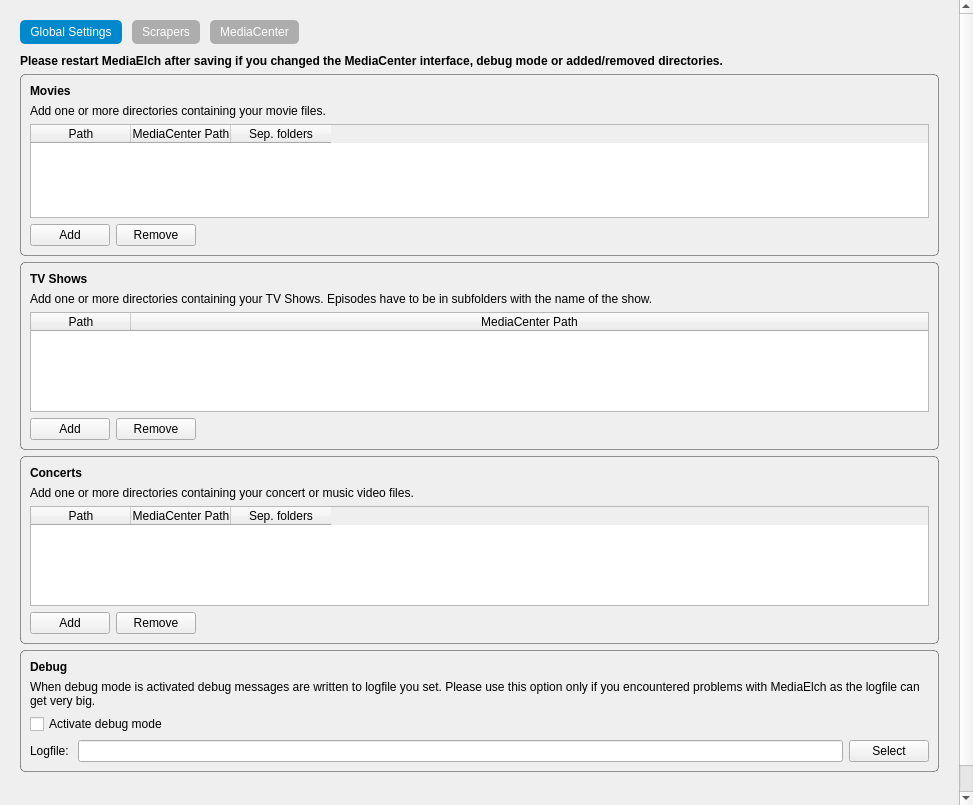
The window that settings/SettingsWidget.ui (Komet/MediaElch) describes before a commit, drawn with Qt 5.
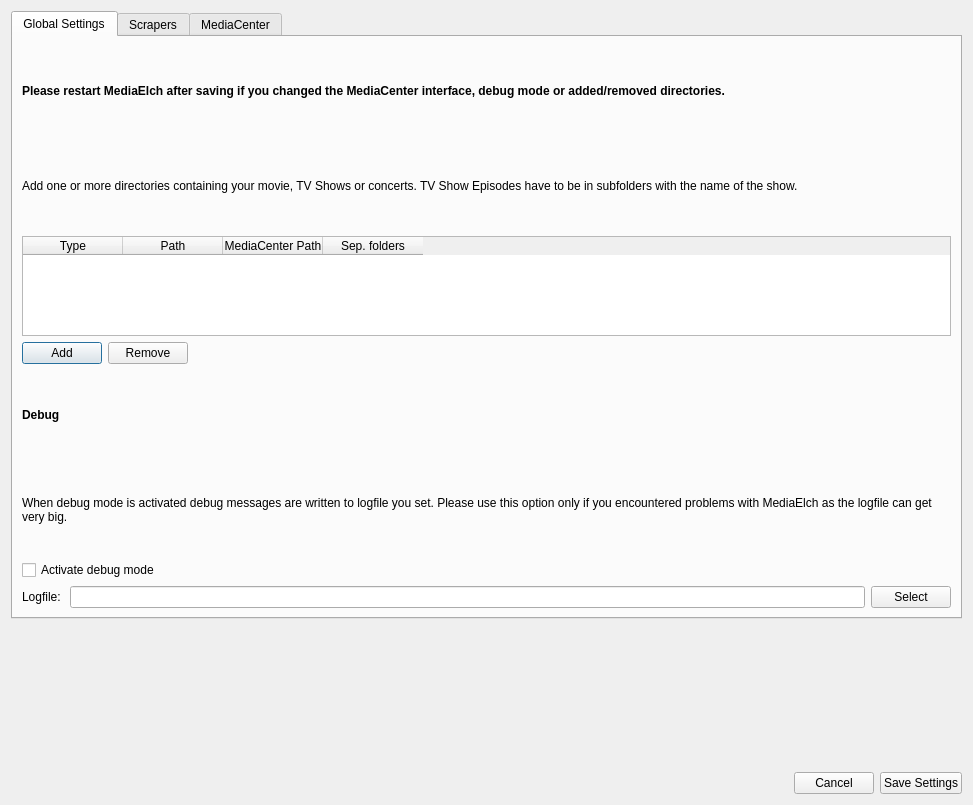
The same window after the commit. Icons and pictures are not drawn.

Commit message: Made settings a dialog

Diff of the .ui file:
```diff
--- a/settings/SettingsWidget.ui
+++ b/settings/SettingsWidget.ui
@@ -1,7 +1,10 @@
 <?xml version="1.0" encoding="UTF-8"?>
 <ui version="4.0">
  <class>SettingsWidget</class>
- <widget class="QWidget" name="SettingsWidget">
+ <widget class="QDialog" name="SettingsWidget">
+  <property name="windowModality">
+   <enum>Qt::WindowModal</enum>
+  </property>
   <property name="geometry">
    <rect>
     <x>0</x>
@@ -11,47 +14,23 @@
    </rect>
   </property>
   <property name="windowTitle">
-   <string>Form</string>
+   <string>Settings</string>
   </property>
   <property name="styleSheet">
-   <string notr="true">#scrollAreaWidgetContents_2 {
-	background-image: url(:/img/pattern2.png);
-}</string>
+   <string notr="true"/>
   </property>
-  <layout class="QVBoxLayout" name="verticalLayout">
-   <property name="margin">
-    <number>0</number>
-   </property>
-   <item>
-    <widget class="QScrollArea" name="scrollArea">
-     <property name="styleSheet">
-      <string notr="true">QScrollArea {
-	border: 0;
-}</string>
-     </property>
-     <property name="widgetResizable">
+  <property name="modal">
       <bool>true</bool>
      </property>
-     <widget class="QWidget" name="scrollAreaWidgetContents_2">
-      <property name="geometry">
-       <rect>
-        <x>0</x>
-        <y>0</y>
-        <width>958</width>
-        <height>1001</height>
-       </rect>
-      </property>
-      <layout class="QVBoxLayout" name="verticalLayout_14">
-       <property name="margin">
-        <number>20</number>
-       </property>
+  <layout class="QVBoxLayout" name="verticalLayout" stretch="0,1,0">
        <item>
         <widget class="QTabWidget" name="tabWidget">
          <property name="focusPolicy">
           <enum>Qt::NoFocus</enum>
          </property>
          <property name="styleSheet">
-          <string notr="true">QTabWidget::tab-bar {
+      <string notr="true">/*
+QTabWidget::tab-bar {
 	left: 0px;
 }
 
@@ -67,7 +46,6 @@
 }
 
 QTabBar:tab {
-/*	border: 1px solid rgba(0, 0, 0, 100);*/
 	padding: 5px;
 	padding-left: 10px;
 	padding-right: 10px;
@@ -79,8 +57,6 @@
 }
 
 QTabBar::tab:hover {
-/*	background-color: #eeeeee;
-	color: #005580;*/
 	background-color: rgba(0, 0, 0, 90);
 	color: rgb(255, 255, 255);
 }
@@ -90,54 +66,6 @@
 	color: rgb(255, 255, 255);
 }
 
-
-/*
-QTabWidget::pane {
-	border: 1px solid rgba(0, 0, 0, 100);
-	border-radius: 5px;
-}
-
-QTabBar:tab {
-	background-color: rgb(220, 220, 220);
-	border: 1px solid rgba(0, 0, 0, 100);
-	padding: 5px;
-	padding-left: 10px;
-	padding-right: 10px;
-	border-top-left-radius: 5px;
-	border-top-right-radius: 5px;
-}
-
-QTabWidget::tab-bar {
-	left: 10px;
-	top: 1px;
-}
-
-QTabBar::tab:selected {
-	background-color: rgb(240, 240, 240);
-	border-bottom: 1px solid rgba(255, 255, 255, 200);
-    margin-left: -4px;
-    margin-right: -4px;
-}
-
-QTabBar::tab:first:selected {
-	margin-left: 0;
-}
-
-QTabBar::tab:last:selected {
-	margin-right: 0;
-}
-*/
-/*
-#widget,
-#widget_2,
-#widget_3,
-#widget_4,
-#widget_5
-{
-	background-color: rgb(240, 240, 240);
-	border-radius: 5px;
-}
-
 */</string>
          </property>
          <property name="tabPosition">
@@ -153,10 +81,7 @@
           <attribute name="title">
            <string>Global Settings</string>
           </attribute>
-          <layout class="QVBoxLayout" name="verticalLayout_2" stretch="0,1,1,0,0">
-           <property name="margin">
-            <number>0</number>
-           </property>
+      <layout class="QVBoxLayout" name="verticalLayout_2" stretch="0,0,0,0,0,0,0,0">
            <item>
             <widget class="QLabel" name="label_12">
              <property name="font">
@@ -174,36 +99,17 @@
             </widget>
            </item>
            <item>
-            <widget class="QGroupBox" name="groupBox">
-             <property name="title">
-              <string/>
-             </property>
-             <layout class="QVBoxLayout" name="verticalLayout_3">
-              <item>
-               <widget class="QLabel" name="labelMovies">
-                <property name="font">
-                 <font>
-                  <weight>75</weight>
-                  <bold>true</bold>
-                 </font>
-                </property>
-                <property name="text">
-                 <string>Movies</string>
-                </property>
-                <property name="alignment">
-                 <set>Qt::AlignLeading|Qt::AlignLeft|Qt::AlignTop</set>
-                </property>
-               </widget>
-              </item>
-              <item>
                <widget class="QLabel" name="label">
                 <property name="text">
-                 <string>Add one or more directories containing your movie files.</string>
+          <string>Add one or more directories containing your movie, TV Shows or concerts. TV Show Episodes have to be in subfolders with the name of the show.</string>
+         </property>
+         <property name="wordWrap">
+          <bool>true</bool>
                 </property>
                </widget>
               </item>
               <item>
-               <widget class="QTableWidget" name="movieDirs">
+        <widget class="QTableWidget" name="dirs">
                 <property name="maximumSize">
                  <size>
                   <width>16777215</width>
@@ -216,6 +122,11 @@
                 <attribute name="verticalHeaderVisible">
                  <bool>false</bool>
                 </attribute>
+         <column>
+          <property name="text">
+           <string>Type</string>
+          </property>
+         </column>
                 <column>
                  <property name="text">
                   <string>Path</string>
@@ -236,14 +147,14 @@
               <item>
                <layout class="QHBoxLayout" name="horizontalLayout">
                 <item>
-                 <widget class="QPushButton" name="buttonAddMovieDir">
+          <widget class="QPushButton" name="buttonAddDir">
                   <property name="text">
                    <string>Add</string>
                   </property>
                  </widget>
                 </item>
                 <item>
-                 <widget class="QPushButton" name="buttonRemoveMovieDir">
+          <widget class="QPushButton" name="buttonRemoveDir">
                   <property name="text">
                    <string>Remove</string>
                   </property>
@@ -264,195 +175,6 @@
                 </item>
                </layout>
               </item>
-             </layout>
-            </widget>
-           </item>
-           <item>
-            <widget class="QGroupBox" name="groupBox_3">
-             <property name="title">
-              <string/>
-             </property>
-             <layout class="QVBoxLayout" name="verticalLayout_7">
-              <item>
-               <widget class="QLabel" name="labelTvShows">
-                <property name="font">
-                 <font>
-                  <weight>75</weight>
-                  <bold>true</bold>
-                 </font>
-                </property>
-                <property name="text">
-                 <string>TV Shows</string>
-                </property>
-               </widget>
-              </item>
-              <item>
-               <widget class="QLabel" name="label_3">
-                <property name="text">
-                 <string>Add one or more directories containing your TV Shows. Episodes have to be in subfolders with the name of the show.</string>
-                </property>
-                <property name="wordWrap">
-                 <bool>true</bool>
-                </property>
-               </widget>
-              </item>
-              <item>
-               <widget class="QTableWidget" name="tvShowDirs">
-                <property name="maximumSize">
-                 <size>
-                  <width>16777215</width>
-                  <height>100</height>
-                 </size>
-                </property>
-                <attribute name="horizontalHeaderStretchLastSection">
-                 <bool>true</bool>
-                </attribute>
-                <attribute name="verticalHeaderVisible">
-                 <bool>false</bool>
-                </attribute>
-                <column>
-                 <property name="text">
-                  <string>Path</string>
-                 </property>
-                </column>
-                <column>
-                 <property name="text">
-                  <string>MediaCenter Path</string>
-                 </property>
-                </column>
-               </widget>
-              </item>
-              <item>
-               <layout class="QHBoxLayout" name="horizontalLayout_3">
-                <item>
-                 <widget class="QPushButton" name="buttonAddTvShowDir">
-                  <property name="text">
-                   <string>Add</string>
-                  </property>
-                 </widget>
-                </item>
-                <item>
-                 <widget class="QPushButton" name="buttonRemoveTvShowDir">
-                  <property name="text">
-                   <string>Remove</string>
-                  </property>
-                 </widget>
-                </item>
-                <item>
-                 <spacer name="horizontalSpacer_2">
-                  <property name="orientation">
-                   <enum>Qt::Horizontal</enum>
-                  </property>
-                  <property name="sizeHint" stdset="0">
-                   <size>
-                    <width>40</width>
-                    <height>20</height>
-                   </size>
-                  </property>
-                 </spacer>
-                </item>
-               </layout>
-              </item>
-             </layout>
-            </widget>
-           </item>
-           <item>
-            <widget class="QGroupBox" name="groupBox_7">
-             <property name="title">
-              <string/>
-             </property>
-             <layout class="QVBoxLayout" name="verticalLayout_17">
-              <item>
-               <widget class="QLabel" name="label_21">
-                <property name="font">
-                 <font>
-                  <weight>75</weight>
-                  <bold>true</bold>
-                 </font>
-                </property>
-                <property name="text">
-                 <string>Concerts</string>
-                </property>
-               </widget>
-              </item>
-              <item>
-               <widget class="QLabel" name="label_22">
-                <property name="text">
-                 <string>Add one or more directories containing your concert or music video files.</string>
-                </property>
-               </widget>
-              </item>
-              <item>
-               <widget class="QTableWidget" name="concertDirs">
-                <property name="maximumSize">
-                 <size>
-                  <width>16777215</width>
-                  <height>100</height>
-                 </size>
-                </property>
-                <attribute name="horizontalHeaderDefaultSectionSize">
-                 <number>100</number>
-                </attribute>
-                <attribute name="verticalHeaderVisible">
-                 <bool>false</bool>
-                </attribute>
-                <column>
-                 <property name="text">
-                  <string>Path</string>
-                 </property>
-                </column>
-                <column>
-                 <property name="text">
-                  <string>MediaCenter Path</string>
-                 </property>
-                </column>
-                <column>
-                 <property name="text">
-                  <string>Sep. folders</string>
-                 </property>
-                </column>
-               </widget>
-              </item>
-              <item>
-               <layout class="QHBoxLayout" name="horizontalLayout_5">
-                <item>
-                 <widget class="QPushButton" name="buttonAddConcertDir">
-                  <property name="text">
-                   <string>Add</string>
-                  </property>
-                 </widget>
-                </item>
-                <item>
-                 <widget class="QPushButton" name="buttonRemoveConcertDir">
-                  <property name="text">
-                   <string>Remove</string>
-                  </property>
-                 </widget>
-                </item>
-                <item>
-                 <spacer name="horizontalSpacer_3">
-                  <property name="orientation">
-                   <enum>Qt::Horizontal</enum>
-                  </property>
-                  <property name="sizeHint" stdset="0">
-                   <size>
-                    <width>40</width>
-                    <height>20</height>
-                   </size>
-                  </property>
-                 </spacer>
-                </item>
-               </layout>
-              </item>
-             </layout>
-            </widget>
-           </item>
-           <item>
-            <widget class="QGroupBox" name="groupBox_5">
-             <property name="title">
-              <string/>
-             </property>
-             <layout class="QVBoxLayout" name="verticalLayout_6">
               <item>
                <widget class="QLabel" name="label_9">
                 <property name="font">
@@ -506,23 +228,11 @@
               </item>
              </layout>
             </widget>
-           </item>
-          </layout>
-         </widget>
          <widget class="QWidget" name="scrapers">
           <attribute name="title">
            <string>Scrapers</string>
           </attribute>
           <layout class="QVBoxLayout" name="verticalLayout_4">
-           <property name="margin">
-            <number>0</number>
-           </property>
-           <item>
-            <widget class="QGroupBox" name="groupBox_2">
-             <property name="title">
-              <string/>
-             </property>
-             <layout class="QVBoxLayout" name="verticalLayoutScrapers">
               <item>
                <widget class="QLabel" name="labelScrapers">
                 <property name="font">
@@ -536,18 +246,18 @@
                 </property>
                </widget>
               </item>
-             </layout>
-            </widget>
+       <item>
+        <layout class="QVBoxLayout" name="verticalLayoutScrapers"/>
            </item>
            <item>
-            <spacer name="verticalSpacer">
+        <spacer name="verticalSpacer_2">
              <property name="orientation">
               <enum>Qt::Vertical</enum>
              </property>
              <property name="sizeHint" stdset="0">
               <size>
                <width>20</width>
-               <height>675</height>
+           <height>40</height>
               </size>
              </property>
             </spacer>
@@ -559,9 +269,6 @@
            <string>MediaCenter</string>
           </attribute>
           <layout class="QVBoxLayout" name="verticalLayout_5">
-           <property name="margin">
-            <number>0</number>
-           </property>
            <item>
             <widget class="QLabel" name="label_13">
              <property name="font">
@@ -579,25 +286,6 @@
             </widget>
            </item>
            <item>
-            <widget class="QGroupBox" name="groupBox_4">
-             <property name="title">
-              <string/>
-             </property>
-             <layout class="QVBoxLayout" name="verticalLayout_9">
-              <item>
-               <widget class="QLabel" name="labelMediaCenter">
-                <property name="font">
-                 <font>
-                  <weight>75</weight>
-                  <bold>true</bold>
-                 </font>
-                </property>
-                <property name="text">
-                 <string>MediaCenter Interface</string>
-                </property>
-               </widget>
-              </item>
-              <item>
                <widget class="QLabel" name="label_2">
                 <property name="text">
                  <string>Select the MediaCenter to use.</string>
@@ -948,6 +636,9 @@
               <item>
                <widget class="QWidget" name="widgetXbmcMysql" native="true">
                 <layout class="QFormLayout" name="formLayout">
+          <property name="fieldGrowthPolicy">
+           <enum>QFormLayout::FieldsStayAtSizeHint</enum>
+          </property>
                  <property name="topMargin">
                   <number>0</number>
                  </property>
@@ -1103,15 +794,6 @@
                 </item>
                </layout>
               </item>
-             </layout>
-            </widget>
-           </item>
-           <item>
-            <widget class="QGroupBox" name="groupBox_6">
-             <property name="title">
-              <string/>
-             </property>
-             <layout class="QVBoxLayout" name="verticalLayout_8">
               <item>
                <widget class="QLabel" name="label_14">
                 <property name="font">
@@ -1137,13 +819,10 @@
               </item>
              </layout>
             </widget>
-           </item>
-          </layout>
-         </widget>
         </widget>
        </item>
        <item>
-        <spacer name="verticalSpacer_2">
+    <spacer name="verticalSpacer">
          <property name="orientation">
           <enum>Qt::Vertical</enum>
          </property>
@@ -1155,9 +834,36 @@
          </property>
         </spacer>
        </item>
-      </layout>
-     </widget>
-    </widget>
+   <item>
+    <layout class="QHBoxLayout" name="horizontalLayout_7">
+     <item>
+      <spacer name="horizontalSpacer_4">
+       <property name="orientation">
+        <enum>Qt::Horizontal</enum>
+       </property>
+       <property name="sizeHint" stdset="0">
+        <size>
+         <width>40</width>
+         <height>20</height>
+        </size>
+       </property>
+      </spacer>
+     </item>
+     <item>
+      <widget class="QPushButton" name="btnCancel">
+       <property name="text">
+        <string>Cancel</string>
+       </property>
+      </widget>
+     </item>
+     <item>
+      <widget class="QPushButton" name="btnSave">
+       <property name="text">
+        <string>Save Settings</string>
+       </property>
+      </widget>
+     </item>
+    </layout>
    </item>
   </layout>
  </widget>
```
Left out of the diff: 35 changed lines with no effect on the pictures. Lines whose indentation alone changed are shown as unchanged. The commit also changes 9 other files.
